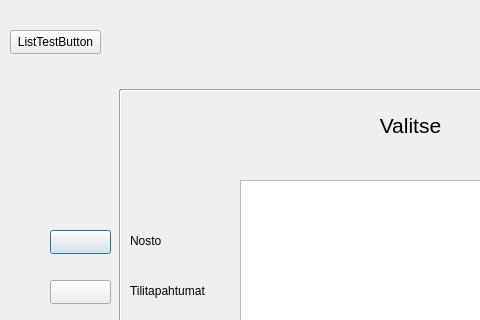
This is bank-automat/bankwindow.ui in darkkeri/Bank-automat as Qt 5 draws it before an edit; both pictures show x 0 to 480 and y 0 to 320 of the 821 by 588 pixel window. The edited form follows.
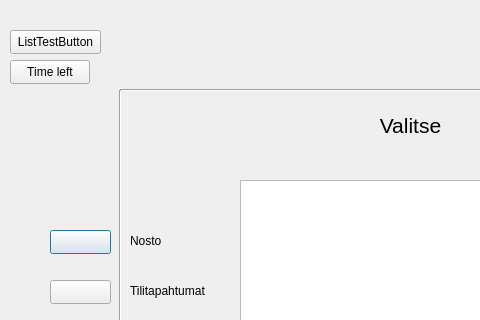
This is the edited form.

Commit message: pin ui timer works and main timer a little

```diff
--- a/bank-automat/bankwindow.ui
+++ b/bank-automat/bankwindow.ui
@@ -321,6 +321,19 @@
     </rect>
    </property>
   </widget>
+  <widget class="QPushButton" name="pushButton_2">
+   <property name="geometry">
+    <rect>
+     <x>10</x>
+     <y>60</y>
+     <width>80</width>
+     <height>24</height>
+    </rect>
+   </property>
+   <property name="text">
+    <string>Time left</string>
+   </property>
+  </widget>
  </widget>
  <resources/>
  <connections/>
```
The commit also changes 6 other files.
